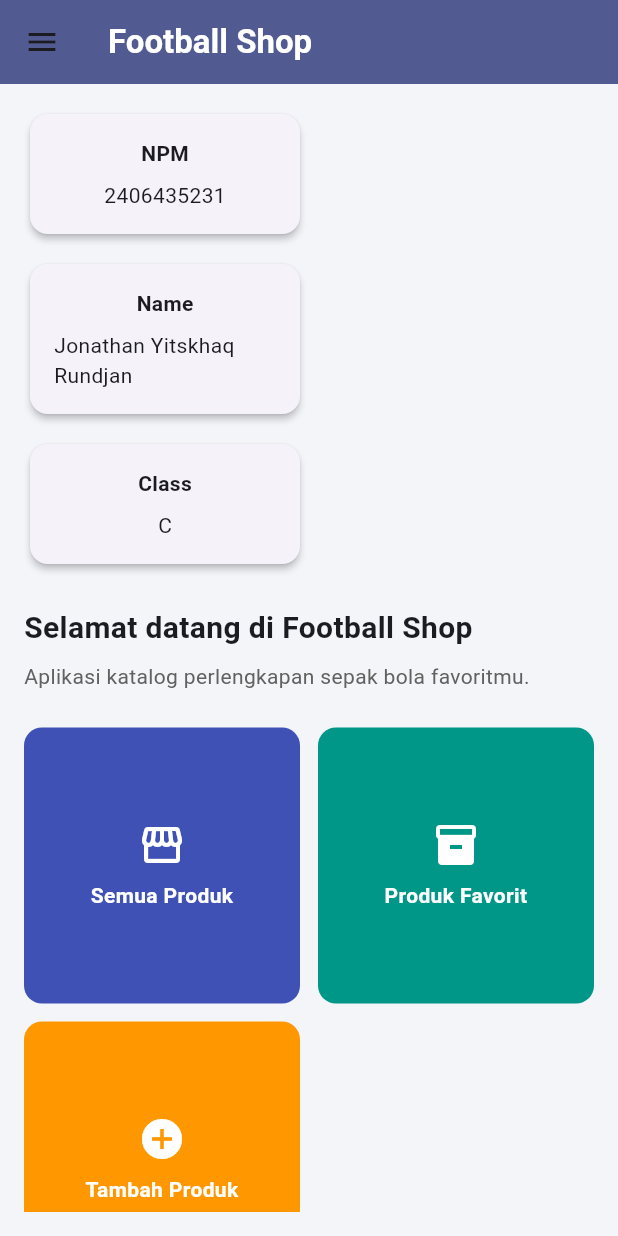
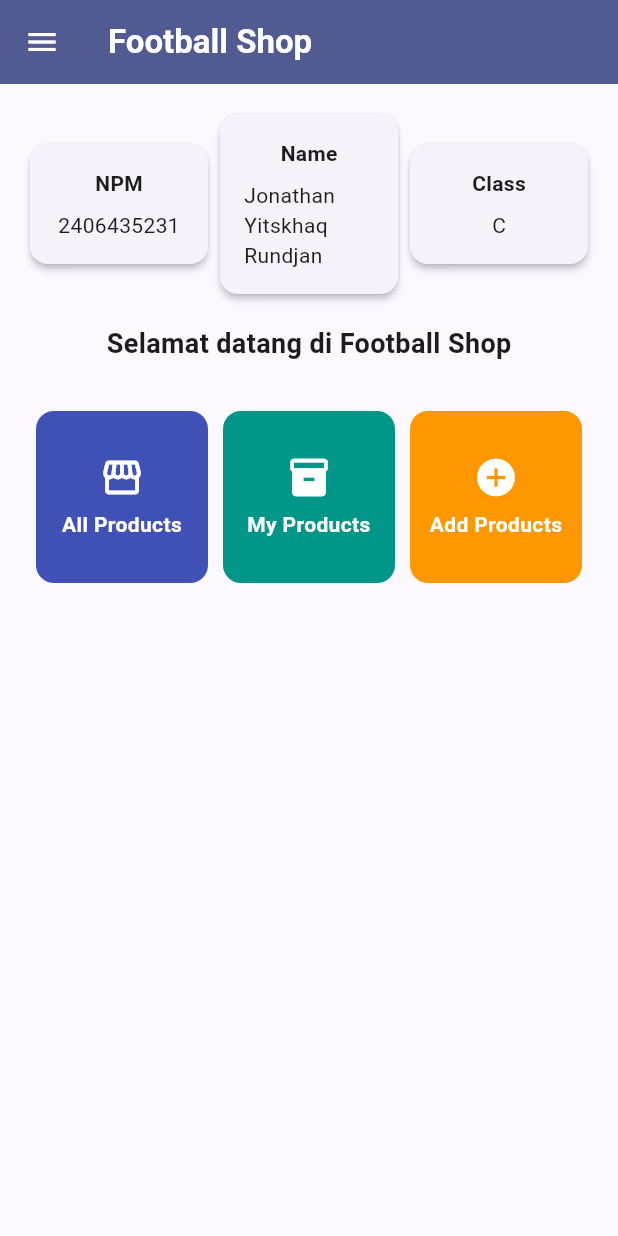
Before and after one commit to jonathanrundjan709/SoccerID-mobile, a Flutter app: the screen it shows after launch, in the side drawer, after a tap on "Halaman Utama", on a phone screen of 412 x 824 dp. Run offline on Flutter 3.47's test engine with Material 3 defaults, Android fonts, the light colour scheme and no system bars.

Commit message:
Tugas 8 Bos

```diff
--- a/lib/main.dart
+++ b/lib/main.dart
@@ -1,6 +1,5 @@
 import 'package:flutter/material.dart';
 import 'package:soccerid/screens/menu.dart';
-import 'package:soccerid/screens/newslist_form.dart';
 
 void main() {
   runApp(const MyApp());
@@ -9,23 +8,15 @@ void main() {
 class MyApp extends StatelessWidget {
   const MyApp({super.key});
 
-  // This widget is the root of your application.
   @override
   Widget build(BuildContext context) {
     return MaterialApp(
       title: 'Football Shop',
       theme: ThemeData(
-        colorScheme: ColorScheme.fromSeed(seedColor: Colors.indigo).copyWith(
-          secondary: Colors.orangeAccent,
-        ),
-        scaffoldBackgroundColor: const Color(0xFFF3F5F9),
+        colorScheme: ColorScheme.fromSeed(seedColor: Colors.indigo),
         useMaterial3: true,
       ),
-      initialRoute: '/',
-      routes: {
-        '/': (context) => MyHomePage(),
-        NewsFormPage.routeName: (context) => const NewsFormPage(),
-      },
+      home: MyHomePage(),
     );
   }
 }
--- a/lib/screens/menu.dart
+++ b/lib/screens/menu.dart
@@ -12,22 +12,22 @@ class MyHomePage extends StatelessWidget {
 
   late final List<ItemHomepage> items = [
     const ItemHomepage(
-      "Semua Produk",
+      "All Products",
       Icons.storefront,
       color: Colors.indigo,
-      snackMessage: "Kamu telah menekan tombol Semua Produk!",
+      snackMessage: "Kamu telah menekan tombol All Products!",
     ),
     const ItemHomepage(
-      "Produk Favorit",
+      "My Products",
       Icons.inventory_2,
       color: Colors.teal,
-      snackMessage: "Kamu telah menekan tombol Produk Favorit!",
+      snackMessage: "Kamu telah menekan tombol My Products!",
     ),
     ItemHomepage(
-      "Tambah Produk",
+      "Add Products",
       Icons.add_circle,
       color: Colors.orange,
-      snackMessage: "Kamu telah menekan tombol Tambah Produk!",
+      snackMessage: "Kamu telah menekan tombol Add Products!",
       destinationBuilder: (context) => const NewsFormPage(),
     ),
   ];
@@ -44,63 +44,58 @@ class MyHomePage extends StatelessWidget {
           ),
         ),
         backgroundColor: Theme.of(context).colorScheme.primary,
+        foregroundColor: Colors.white,
       ),
       drawer: const LeftDrawer(),
       body: Padding(
         padding: const EdgeInsets.all(16.0),
-        child: SingleChildScrollView(
         child: Column(
           crossAxisAlignment: CrossAxisAlignment.start,
           children: [
-              Wrap(
-                spacing: 12,
-                runSpacing: 12,
-                alignment: WrapAlignment.center,
+            // Info Cards Row (NPM, Name, Class)
+            Row(
+              mainAxisAlignment: MainAxisAlignment.spaceEvenly,
               children: [
                 InfoCard(title: 'NPM', content: npm),
                 InfoCard(title: 'Name', content: nama),
                 InfoCard(title: 'Class', content: kelas),
               ],
             ),
-              const SizedBox(height: 24),
-              const Text(
+
+            const SizedBox(height: 16),
+
+            // Welcome Section
+            const Center(
+              child: Column(
+                children: [
+                  Text(
                     'Selamat datang di Football Shop',
                     style: TextStyle(
                       fontWeight: FontWeight.bold,
-                  fontSize: 20,
+                      fontSize: 18,
                     ),
                   ),
-              const SizedBox(height: 8),
-              Text(
-                'Aplikasi katalog perlengkapan sepak bola favoritmu.',
-                style: TextStyle(
-                  color: Colors.grey.shade700,
+                  SizedBox(height: 8),
+                ],
               ),
             ),
-              const SizedBox(height: 24),
-              LayoutBuilder(
-                builder: (context, constraints) {
-                  final width = constraints.maxWidth;
-                  final crossAxisCount = width > 900
-                      ? 4
-                      : width > 600
-                          ? 3
-                          : 2;
 
-                  return GridView.count(
-                    crossAxisCount: crossAxisCount,
-                    crossAxisSpacing: 12,
-                    mainAxisSpacing: 12,
-                    shrinkWrap: true,
-                    physics: const NeverScrollableScrollPhysics(),
-                    children: items
-                        .map((item) => ItemCard(item))
-                        .toList(growable: false),
-                  );
-                },
+            const SizedBox(height: 16),
+
+            // Grid Menu Items
+            Expanded(
+              child: GridView.count(
+                primary: true,
+                padding: const EdgeInsets.all(8),
+                crossAxisSpacing: 10,
+                mainAxisSpacing: 10,
+                crossAxisCount: 3,
+                children: items.map((ItemHomepage item) {
+                  return ItemCard(item);
+                }).toList(),
+              ),
             ),
           ],
-          ),
         ),
       ),
     );
@@ -108,34 +103,23 @@ class MyHomePage extends StatelessWidget {
 }
 
 class InfoCard extends StatelessWidget {
-  const InfoCard({
-    super.key,
-    required this.title,
-    required this.content,
-  });
-
   final String title;
   final String content;
 
+  const InfoCard({super.key, required this.title, required this.content});
+
   @override
   Widget build(BuildContext context) {
-    return Card(
+    return Expanded(
+      child: Card(
         elevation: 2.0,
-      shape: RoundedRectangleBorder(
-        borderRadius: BorderRadius.circular(12),
-      ),
-      child: SizedBox(
-        width: 180,
-        child: Padding(
+        child: Container(
           padding: const EdgeInsets.all(16.0),
           child: Column(
-            mainAxisSize: MainAxisSize.min,
             children: [
               Text(
                 title,
-                style: const TextStyle(
-                  fontWeight: FontWeight.bold,
-                ),
+                style: const TextStyle(fontWeight: FontWeight.bold),
               ),
               const SizedBox(height: 8.0),
               Text(content),
--- a/lib/widgets/left_drawer.dart
+++ b/lib/widgets/left_drawer.dart
@@ -1,4 +1,5 @@
 import 'package:flutter/material.dart';
+import 'package:soccerid/screens/menu.dart';
 import 'package:soccerid/screens/newslist_form.dart';
 
 class LeftDrawer extends StatelessWidget {
@@ -6,8 +7,6 @@ class LeftDrawer extends StatelessWidget {
 
   @override
   Widget build(BuildContext context) {
-    final currentRoute = ModalRoute.of(context)?.settings.name;
-
     return Drawer(
       child: ListView(
         children: [
@@ -16,26 +15,25 @@ class LeftDrawer extends StatelessWidget {
               color: Colors.indigo,
             ),
             child: Column(
-              crossAxisAlignment: CrossAxisAlignment.center,
               mainAxisAlignment: MainAxisAlignment.center,
               children: [
                 Text(
                   'Football Shop',
                   textAlign: TextAlign.center,
                   style: TextStyle(
-                    fontSize: 28,
+                    fontSize: 30,
                     fontWeight: FontWeight.bold,
                     color: Colors.white,
                   ),
                 ),
-                SizedBox(height: 12),
+                Padding(padding: EdgeInsets.all(10)),
                 Text(
                   "Seluruh perlengkapan sepak bola favoritmu ada di sini!",
                   textAlign: TextAlign.center,
                   style: TextStyle(
                     fontSize: 15,
                     color: Colors.white,
-                    fontWeight: FontWeight.w400,
+                    fontWeight: FontWeight.normal,
                   ),
                 ),
               ],
@@ -44,26 +42,25 @@ class LeftDrawer extends StatelessWidget {
           ListTile(
             leading: const Icon(Icons.home_outlined),
             title: const Text('Halaman Utama'),
-            selected: currentRoute == '/',
             onTap: () {
-              if (currentRoute != '/') {
-                Navigator.pushReplacementNamed(context, '/');
-              } else {
-                Navigator.pop(context);
-              }
+              Navigator.pushReplacement(
+                context,
+                MaterialPageRoute(
+                  builder: (context) => MyHomePage(),
+                ),
+              );
             },
           ),
           ListTile(
             leading: const Icon(Icons.add_box_outlined),
             title: const Text('Tambah Produk'),
-            selected: currentRoute == NewsFormPage.routeName,
             onTap: () {
-              if (currentRoute != NewsFormPage.routeName) {
-                Navigator.pushReplacementNamed(
-                    context, NewsFormPage.routeName);
-              } else {
-                Navigator.pop(context);
-              }
+              Navigator.pushReplacement(
+                context,
+                MaterialPageRoute(
+                  builder: (context) => const NewsFormPage(),
+                ),
+              );
             },
           ),
         ],
--- a/lib/widgets/news_card.dart
+++ b/lib/widgets/news_card.dart
@@ -45,7 +45,7 @@ class ItemCard extends StatelessWidget {
           }
         },
         child: Container(
-          padding: const EdgeInsets.all(12),
+          padding: const EdgeInsets.all(8),
           child: Center(
             child: Column(
               mainAxisAlignment: MainAxisAlignment.center,
@@ -53,9 +53,9 @@ class ItemCard extends StatelessWidget {
                 Icon(
                   item.icon,
                   color: Colors.white,
-                  size: 32,
+                  size: 30,
                 ),
-                const SizedBox(height: 8),
+                const Padding(padding: EdgeInsets.all(3)),
                 Text(
                   item.name,
                   textAlign: TextAlign.center,
```
Also changed, not shown: lib/screens/newslist_form.dart (+56 -65 lines). Lines whose indentation alone changed are shown as unchanged.
